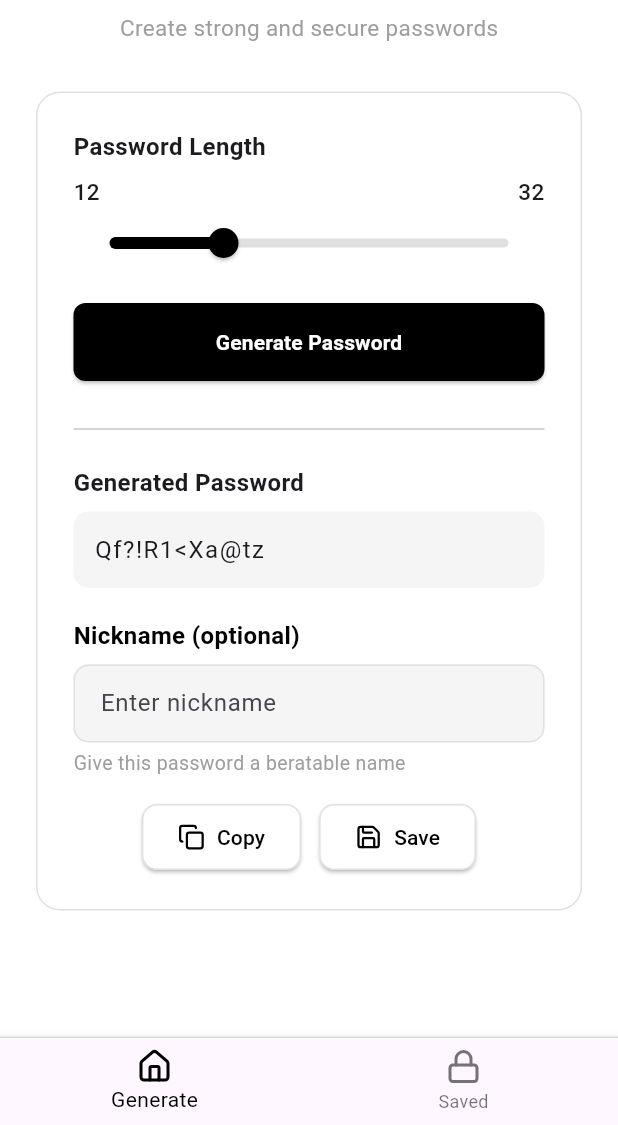
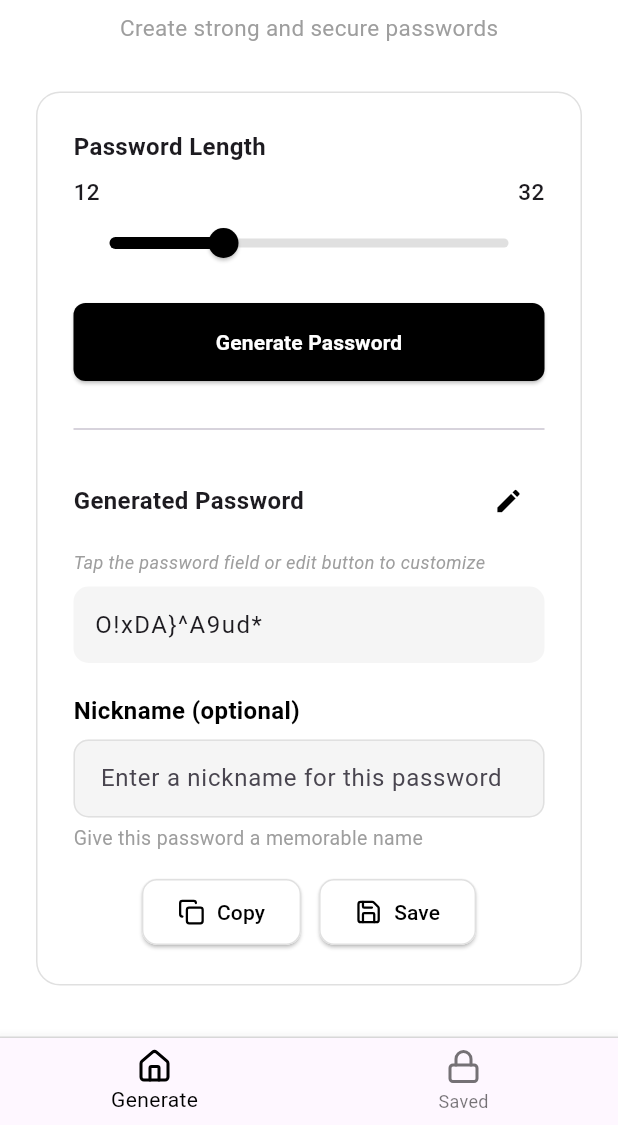
Before and after one commit to Seng209-11-Project/cipher-key, a Flutter app: the screen it shows after launch, after a tap on "Generate Password", on a phone screen of 412 x 824 dp, the part 111-1236 px from its top. Run offline on Flutter 3.47's test engine with Material 3 defaults, Android fonts, the phone set to English and light mode, and no system bars; our stand-ins replace lucide_icons.

Commit message:
Password_generator
on copy and save buttons added protein bars, generator password button can really generate now and password can be changeable by hand

```diff
--- /dev/null
+++ b/password_generator/lib/core/constants/app_constants.dart
@@ -0,0 +1,15 @@
+class AppConstants {
+  static const String appName = 'Password Generator';
+  static const String appDescription = 'Create strong and secure passwords';
+
+  // Password generation constants
+  static const int minPasswordLength = 4;
+  static const int maxPasswordLength = 32;
+  static const int defaultPasswordLength = 12;
+
+  // Character sets
+  static const String lowercaseChars = 'abcdefghijklmnopqrstuvwxyz';
+  static const String uppercaseChars = 'ABCDEFGHIJKLMNOPQRSTUVWXYZ';
+  static const String numberChars = '0123456789';
+  static const String symbolChars = '!@#\$%^&*()_-+=<>?/[]{}|';
+}
--- /dev/null
+++ b/password_generator/lib/core/utils/password_generator.dart
@@ -0,0 +1,108 @@
+import 'dart:math';
+import '../constants/app_constants.dart';
+
+class PasswordGenerator {
+  static final Random _random = Random();
+
+  static String generateRandomPassword(int length) {
+    final List<String> allCharacters = [
+      ...AppConstants.lowercaseChars.split(''),
+      ...AppConstants.uppercaseChars.split(''),
+      ...AppConstants.numberChars.split(''),
+      ...AppConstants.symbolChars.split('')
+    ];
+
+    String password = '';
+    List<String> lastTwoChars = ['', ''];
+
+    for (int i = 0; i < length; i++) {
+      String newChar;
+      bool isValid = false;
+      int attempts = 0;
+
+      while (!isValid && attempts < 100) {
+        newChar = allCharacters[_random.nextInt(allCharacters.length)];
+
+        // Rule 1: No 3 same characters in a row
+        if (lastTwoChars[0] == newChar && lastTwoChars[1] == newChar) {
+          attempts++;
+          continue;
+        }
+
+        // Rule 2: No 3 same character types in a row
+        if (lastTwoChars[0].isNotEmpty && lastTwoChars[1].isNotEmpty) {
+          String charType1 = _getCharType(lastTwoChars[0]);
+          String charType2 = _getCharType(lastTwoChars[1]);
+          String newCharType = _getCharType(newChar);
+
+          if (charType1 == charType2 && charType2 == newCharType) {
+            attempts++;
+            continue;
+          }
+        }
+
+        isValid = true;
+        password += newChar;
+
+        // Update last two characters
+        if (lastTwoChars[0].isEmpty) {
+          lastTwoChars[0] = newChar;
+        } else if (lastTwoChars[1].isEmpty) {
+          lastTwoChars[1] = newChar;
+        } else {
+          lastTwoChars[0] = lastTwoChars[1];
+          lastTwoChars[1] = newChar;
+        }
+      }
+
+      if (!isValid) {
+        newChar = _getFallbackChar(password);
+        password += newChar;
+
+        if (lastTwoChars[0].isEmpty) {
+          lastTwoChars[0] = newChar;
+        } else if (lastTwoChars[1].isEmpty) {
+          lastTwoChars[1] = newChar;
+        } else {
+          lastTwoChars[0] = lastTwoChars[1];
+          lastTwoChars[1] = newChar;
+        }
+      }
+    }
+
+    return password;
+  }
+
+  static String _getCharType(String char) {
+    if (AppConstants.lowercaseChars.contains(char)) return 'lowercase';
+    if (AppConstants.uppercaseChars.contains(char)) return 'uppercase';
+    if (AppConstants.numberChars.contains(char)) return 'number';
+    return 'symbol';
+  }
+
+  static String _getFallbackChar(String currentPassword) {
+    int lowerCount = 0, upperCount = 0, numberCount = 0, symbolCount = 0;
+
+    for (int i = 0; i < currentPassword.length; i++) {
+      String char = currentPassword[i];
+      String type = _getCharType(char);
+
+      switch (type) {
+        case 'lowercase': lowerCount++; break;
+        case 'uppercase': upperCount++; break;
+        case 'number': numberCount++; break;
+        case 'symbol': symbolCount++; break;
+      }
+    }
+
+    List<Map<String, dynamic>> counts = [
+      {'type': 'lowercase', 'count': lowerCount, 'chars': AppConstants.lowercaseChars},
+      {'type': 'uppercase', 'count': upperCount, 'chars': AppConstants.uppercaseChars},
+      {'type': 'number', 'count': numberCount, 'chars': AppConstants.numberChars},
+      {'type': 'symbol', 'count': symbolCount, 'chars': AppConstants.symbolChars},
+    ];
+
+    counts.sort((a, b) => a['count'].compareTo(b['count']));
+    return counts[0]['chars'][_random.nextInt(counts[0]['chars'].length)];
+  }
+}
--- /dev/null
+++ b/password_generator/lib/features/password_generator/domain/models/password_model.dart
@@ -0,0 +1,22 @@
+class PasswordModel {
+  final String password;
+  final String? nickname;
+  final DateTime createdAt;
+
+  PasswordModel({
+    required this.password,
+    this.nickname,
+    DateTime? createdAt,
+  }) : createdAt = createdAt ?? DateTime.now();
+
+  PasswordModel copyWith({
+    String? password,
+    String? nickname,
+  }) {
+    return PasswordModel(
+      password: password ?? this.password,
+      nickname: nickname ?? this.nickname,
+      createdAt: createdAt,
+    );
+  }
+}
--- /dev/null
+++ b/password_generator/lib/features/password_generator/presentation/pages/password_generator_page.dart
@@ -0,0 +1,119 @@
+import 'package:flutter/material.dart';
+import 'package:flutter/services.dart';
+import 'package:password_generator/core/utils/password_generator.dart';
+import 'package:password_generator/shared/widgets/app_navigation_bar.dart';
+import '../widgets/generated_section.dart';
+import '../widgets/password_length_slider.dart';
+import '../widgets/generate_password_button.dart';
+
+class PasswordGeneratorPage extends StatefulWidget {
+  const PasswordGeneratorPage({super.key});
+
+  @override
+  State<PasswordGeneratorPage> createState() => _PasswordGeneratorPageState();
+}
+
+class _PasswordGeneratorPageState extends State<PasswordGeneratorPage> {
+  double passwordLength = 12;
+  bool showGeneratedSection = false;
+  String generatedPassword = "Qf?!R1<Xa@tz";
+  final TextEditingController nicknameController = TextEditingController();
+
+  void _generatePassword() {
+    final int length = passwordLength.toInt();
+    final String newPassword = PasswordGenerator.generateRandomPassword(length);
+    setState(() {
+      generatedPassword = newPassword;
+      showGeneratedSection = true;
+    });
+  }
+
+  void _copyPassword() {
+    Clipboard.setData(ClipboardData(text: generatedPassword));
+    // Protein bar will be called from shared widget
+  }
+
+  void _savePassword() {
+    // Protein bar will be called from shared widget
+    nicknameController.clear();
+  }
+
+  void _onPasswordChanged(String newPassword) {
+    setState(() {
+      generatedPassword = newPassword;
+    });
+  }
+
+  @override
+  Widget build(BuildContext context) {
+    return Scaffold(
+      backgroundColor: Colors.white,
+      bottomNavigationBar: const AppNavigationBar(),
+      body: SafeArea(
+        child: SingleChildScrollView(
+          child: Center(
+            child: Padding(
+              padding: const EdgeInsets.symmetric(horizontal: 24, vertical: 20),
+              child: Column(
+                mainAxisAlignment: MainAxisAlignment.start,
+                children: [
+                  const SizedBox(height: 20),
+                  const Text(
+                    "Password Generator",
+                    style: TextStyle(
+                      fontSize: 24,
+                      fontWeight: FontWeight.w600,
+                      color: Colors.black,
+                    ),
+                  ),
+                  const SizedBox(height: 8),
+                  const Text(
+                    "Create strong and secure passwords",
+                    style: TextStyle(
+                      fontSize: 15,
+                      color: Colors.grey,
+                    ),
+                  ),
+                  const SizedBox(height: 32),
+                  Container(
+                    padding: const EdgeInsets.all(24),
+                    decoration: BoxDecoration(
+                      borderRadius: BorderRadius.circular(16),
+                      border: Border.all(color: Colors.grey.shade300),
+                      color: Colors.white,
+                    ),
+                    child: Column(
+                      crossAxisAlignment: CrossAxisAlignment.stretch,
+                      mainAxisSize: MainAxisSize.min,
+                      children: [
+                        PasswordLengthSlider(
+                          value: passwordLength,
+                          onChanged: (value) {
+                            setState(() => passwordLength = value);
+                          },
+                        ),
+                        const SizedBox(height: 16),
+                        GeneratePasswordButton(
+                          onPressed: _generatePassword,
+                        ),
+                        if (showGeneratedSection)
+                          GeneratedSection(
+                            password: generatedPassword,
+                            onCopy: _copyPassword,
+                            onSave: _savePassword,
+                            nicknameController: nicknameController,
+                            onPasswordChanged: _onPasswordChanged,
+                          ),
+                      ],
+                    ),
+                  ),
+                  const SizedBox(height: 20),
+                ],
+              ),
+            ),
+          ),
+        ),
+      ),
+    );
+  }
+}
--- /dev/null
+++ b/password_generator/lib/features/password_generator/presentation/widgets/generate_password_button.dart
@@ -0,0 +1,29 @@
+import 'package:flutter/material.dart';
+
+class GeneratePasswordButton extends StatelessWidget {
+  final VoidCallback onPressed;
+
+  const GeneratePasswordButton({
+    super.key,
+    required this.onPressed,
+  });
+
+  @override
+  Widget build(BuildContext context) {
+    return ElevatedButton(
+      style: ElevatedButton.styleFrom(
+        backgroundColor: Colors.black,
+        foregroundColor: Colors.white,
+        shape: RoundedRectangleBorder(
+          borderRadius: BorderRadius.circular(8),
+        ),
+        padding: const EdgeInsets.symmetric(vertical: 16),
+      ),
+      onPressed: onPressed,
+      child: const Text(
+        "Generate Password",
+        style: TextStyle(fontWeight: FontWeight.w600),
+      ),
+    );
+  }
+}
--- /dev/null
+++ b/password_generator/lib/features/password_generator/presentation/widgets/generated_section.dart
@@ -0,0 +1,245 @@
+import 'package:flutter/material.dart';
+import 'package:lucide_icons/lucide_icons.dart';
+import 'package:password_generator/shared/widgets/protein_bar.dart';
+
+class GeneratedSection extends StatefulWidget {
+  final String password;
+  final VoidCallback onCopy;
+  final VoidCallback onSave;
+  final TextEditingController nicknameController;
+  final ValueChanged<String> onPasswordChanged;
+
+  const GeneratedSection({
+    super.key,
+    required this.password,
+    required this.onCopy,
+    required this.onSave,
+    required this.nicknameController,
+    required this.onPasswordChanged,
+  });
+
+  @override
+  State<GeneratedSection> createState() => _GeneratedSectionState();
+}
+
+class _GeneratedSectionState extends State<GeneratedSection> {
+  late TextEditingController _passwordController;
+  bool _isEditing = false;
+
+  @override
+  void initState() {
+    super.initState();
+    _passwordController = TextEditingController(text: widget.password);
+  }
+
+  @override
+  void didUpdateWidget(GeneratedSection oldWidget) {
+    super.didUpdateWidget(oldWidget);
+    if (widget.password != oldWidget.password && !_isEditing) {
+      _passwordController.text = widget.password;
+    }
+  }
+
+  @override
+  void dispose() {
+    _passwordController.dispose();
+    super.dispose();
+  }
+
+  void _toggleEdit() {
+    setState(() {
+      _isEditing = !_isEditing;
+      if (!_isEditing) {
+        widget.onPasswordChanged(_passwordController.text);
+      }
+    });
+  }
+
+  void _handleCopy() {
+    widget.onCopy();
+    proteinBarM(context, "Copied Password", icon: Icons.check_outlined);
+  }
+
+  void _handleSave() {
+    widget.onSave();
+    proteinBarM(context, "Password Saved!", icon: Icons.check_outlined);
+  }
+
+  @override
+  Widget build(BuildContext context) {
+    return Column(
+      crossAxisAlignment: CrossAxisAlignment.stretch,
+      children: [
+        const SizedBox(height: 24),
+        const Divider(),
+        const SizedBox(height: 16),
+        Row(
+          mainAxisAlignment: MainAxisAlignment.spaceBetween,
+          children: [
+            const Text(
+              "Generated Password",
+              style: TextStyle(
+                fontSize: 16,
+                fontWeight: FontWeight.w600,
+              ),
+            ),
+            IconButton(
+              onPressed: _toggleEdit,
+              icon: Icon(
+                _isEditing ? Icons.check : Icons.edit,
+                size: 20,
+                color: Colors.black,
+              ),
+              padding: EdgeInsets.zero,
+              constraints: const BoxConstraints(),
+            ),
+          ],
+        ),
+        const SizedBox(height: 8),
+
+        if (!_isEditing) ...[
+          const Text(
+            "Tap the password field or edit button to customize",
+            style: TextStyle(
+              fontSize: 12,
+              color: Colors.grey,
+              fontStyle: FontStyle.italic,
+            ),
+          ),
+          const SizedBox(height: 8),
+        ],
+
+        Container(
+          padding: const EdgeInsets.all(14),
+          decoration: BoxDecoration(
+            color: Colors.grey.shade100,
+            borderRadius: BorderRadius.circular(10),
+          ),
+          child: _isEditing
+              ? TextField(
+            controller: _passwordController,
+            style: const TextStyle(
+              fontSize: 16,
+              letterSpacing: 1,
+            ),
+            maxLines: 1,
+            decoration: const InputDecoration(
+              isDense: true,
+              border: InputBorder.none,
+              contentPadding: EdgeInsets.zero,
+            ),
+            onChanged: widget.onPasswordChanged,
+          )
+              : GestureDetector(
+            onTap: _toggleEdit,
+            child: Text(
+              _passwordController.text,
+              style: const TextStyle(
+                fontSize: 16,
+                letterSpacing: 1,
+              ),
+            ),
+          ),
+        ),
+
+        if (_isEditing) ...[
+          const SizedBox(height: 8),
+          const Text(
+            "Editing mode - Click ✓ to save changes",
+            style: TextStyle(
+              fontSize: 12,
+              color: Colors.grey,
+              fontStyle: FontStyle.italic,
+            ),
+          ),
+        ],
+
+        const SizedBox(height: 20),
+        const Text(
+          "Nickname (optional)",
+          style: TextStyle(
+            fontSize: 16,
+            fontWeight: FontWeight.w600,
+            color: Colors.black,
+          ),
+        ),
+        const SizedBox(height: 8),
+        TextField(
+          controller: widget.nicknameController,
+          decoration: InputDecoration(
+            hintText: "Enter a nickname for this password",
+            filled: true,
+            fillColor: Colors.grey.shade100,
+            contentPadding: const EdgeInsets.symmetric(
+              horizontal: 14,
+              vertical: 14,
+            ),
+            border: OutlineInputBorder(
+              borderRadius: BorderRadius.circular(10),
+              borderSide: BorderSide(
+                color: Colors.grey.shade300,
+                width: 1,
+              ),
+            ),
+            enabledBorder: OutlineInputBorder(
+              borderRadius: BorderRadius.circular(10),
+              borderSide: BorderSide(
+                color: Colors.grey.shade300,
+                width: 1,
+              ),
+            ),
+          ),
+        ),
+        const SizedBox(height: 4),
+        const Text(
+          "Give this password a memorable name",
+          style: TextStyle(
+            fontSize: 13,
+            color: Colors.grey,
+          ),
+        ),
+        const SizedBox(height: 16),
+        Row(
+          mainAxisAlignment: MainAxisAlignment.center,
+          children: [
+            ElevatedButton.icon(
+              onPressed: _handleCopy,
+              icon: const Icon(LucideIcons.copy, size: 18),
+              label: const Text("Copy"),
+              style: ElevatedButton.styleFrom(
+                backgroundColor: Colors.white,
+                foregroundColor: Colors.black,
+                side: BorderSide(color: Colors.grey.shade300),
+                shape: RoundedRectangleBorder(
+                  borderRadius: BorderRadius.circular(10),
+                ),
+                padding: const EdgeInsets.symmetric(
+                  horizontal: 24,
+                  vertical: 12,
+                ),
+              ),
+            ),
+            const SizedBox(width: 12),
+            ElevatedButton.icon(
+              onPressed: _handleSave,
+              icon: const Icon(LucideIcons.save, size: 18),
+              label: const Text("Save"),
+              style: ElevatedButton.styleFrom(
+                backgroundColor: Colors.white,
+                foregroundColor: Colors.black,
+                side: BorderSide(color: Colors.grey.shade300),
+                shape: RoundedRectangleBorder(
+                  borderRadius: BorderRadius.circular(10),
+                ),
+                padding: const EdgeInsets.symmetric(
+                  horizontal: 24,
+                  vertical: 12,
+                ),
+              ),
+            ),
+          ],
+        ),
+      ],
+    );
+  }
+}
--- /dev/null
+++ b/password_generator/lib/features/password_generator/presentation/widgets/password_length_slider.dart
@@ -0,0 +1,65 @@
+import 'package:flutter/material.dart';
+import 'package:password_generator/core/constants/app_constants.dart';
+
+class PasswordLengthSlider extends StatelessWidget {
+  final double value;
+  final ValueChanged<double> onChanged;
+
+  const PasswordLengthSlider({
+    super.key,
+    required this.value,
+    required this.onChanged,
+  });
+
+  @override
+  Widget build(BuildContext context) {
+    return Column(
+      crossAxisAlignment: CrossAxisAlignment.start,
+      children: [
+        const Text(
+          "Password Length",
+          style: TextStyle(
+            fontSize: 16,
+            fontWeight: FontWeight.w600,
+          ),
+        ),
+        const SizedBox(height: 8),
+        Row(
+          mainAxisAlignment: MainAxisAlignment.spaceBetween,
+          children: [
+            Text(
+              value.toInt().toString(),
+              style: const TextStyle(
+                fontWeight: FontWeight.w500,
+                fontSize: 15,
+              ),
+            ),
+            Text(
+              AppConstants.maxPasswordLength.toString(), // ✅ Burada sorun yok
+              style: const TextStyle(
+                fontWeight: FontWeight.w500,
+                fontSize: 15,
+              ),
+            ),
+          ],
+        ),
+        SliderTheme(
+          data: SliderTheme.of(context).copyWith(
+            trackHeight: 6,
+            thumbShape: const RoundSliderThumbShape(
+              enabledThumbRadius: 10,
+            ),
+          ),
+          child: Slider(
+            value: value,
+            min: AppConstants.minPasswordLength.toDouble(),
+            max: AppConstants.maxPasswordLength.toDouble(),
+            activeColor: Colors.black,
+            inactiveColor: Colors.grey.shade300,
+            onChanged: onChanged,
+          ),
+        ),
+      ],
+    );
+  }
+}
--- a/password_generator/lib/main.dart
+++ b/password_generator/lib/main.dart
@@ -1,5 +1,5 @@
 import 'package:flutter/material.dart';
-import 'package:password_generator/pages/password_generator_page.dart';
+import 'package:password_generator/features/password_generator/presentation/pages/password_generator_page.dart';
 
 void main() {
   runApp(const PasswordGeneratorApp());
--- /dev/null
+++ b/password_generator/lib/shared/widgets/app_navigation_bar.dart
@@ -0,0 +1,54 @@
+import 'package:flutter/material.dart';
+import 'package:lucide_icons/lucide_icons.dart';
+
+class AppNavigationBar extends StatefulWidget {
+  const AppNavigationBar({super.key});
+
+  @override
+  State<AppNavigationBar> createState() => _AppNavigationBarState();
+}
+
+class _AppNavigationBarState extends State<AppNavigationBar> {
+  int _selectedIndex = 0;
+
+  @override
+  Widget build(BuildContext context) {
+    return Container(
+        decoration: BoxDecoration(
+            border: Border(
+                top: BorderSide(
+                    color: Colors.black12,
+                    width: 1
+                )
+            )
+        ),
+        child: Theme(
+            data: Theme.of(context).copyWith(
+              splashColor: Colors.transparent,
+              highlightColor: Colors.transparent,
+              hoverColor: Colors.transparent,
+              splashFactory: NoSplash.splashFactory,
+            ),
+            child: BottomNavigationBar(
+              items: const [
+                BottomNavigationBarItem(
+                  icon: Icon(LucideIcons.home),
+                  label: 'Generate',
+                ),
+                BottomNavigationBarItem(
+                  icon: Icon(LucideIcons.lock),
+                  label: 'Saved',
+                ),
+              ],
+              selectedItemColor: Colors.black,
+              currentIndex: _selectedIndex,
+              onTap: (int index) {
+                setState(() {
+                  _selectedIndex = index;
+                });
+              },
+            )
+        )
+    );
+  }
+}
--- /dev/null
+++ b/password_generator/lib/shared/widgets/protein_bar.dart
@@ -0,0 +1,65 @@
+import 'package:flutter/material.dart';
+
+void proteinBarM(
+    BuildContext context,
+    String message, {
+      IconData? icon,
+      Color backgroundColor = Colors.black87,
+      Color iconColor = Colors.blueGrey,
+      int duration = 3,
+    }) {
+  final overlay = Overlay.of(context);
+  late OverlayEntry overlayEntry;
+
+  overlayEntry = OverlayEntry(
+      builder: (context) => Align(
+        alignment: Alignment.bottomCenter,
+        child: Padding(
+          padding: EdgeInsets.only(
+            bottom: MediaQuery.of(context).viewInsets.bottom > 0.0
+                ? MediaQuery.of(context).viewInsets.bottom + MediaQuery.of(context).size.height * 0.05
+                : MediaQuery.of(context).size.height * 0.125,
+          ),
+          child: GestureDetector(
+            onVerticalDragEnd: (details) {
+              if (details.velocity.pixelsPerSecond.dy > 0) {
+                overlayEntry.remove();
+              }
+            },
+            child: Material(
+              color: Colors.transparent,
+              child: Container(
+                padding: const EdgeInsets.symmetric(horizontal: 16, vertical: 12),
+                decoration: BoxDecoration(
+                  color: backgroundColor,
+                  borderRadius: BorderRadius.circular(500),
+                ),
+                child: Row(
+                  mainAxisSize: MainAxisSize.min,
+                  mainAxisAlignment: MainAxisAlignment.center,
+                  children: [
+                    if (icon != null) ...[
+                      Icon(icon, color: iconColor, size: 18),
+                      const SizedBox(width: 6),
+                    ],
+                    Text(
+                      message,
+                      style: const TextStyle(fontSize: 14),
+                    ),
+                  ],
+                ),
+              ),
+            ),
+          ),
+        ),
+      )
+  );
+
+  overlay.insert(overlayEntry);
+
+  Future.delayed(Duration(seconds: duration), () {
+    if (overlayEntry.mounted) {
+      overlayEntry.remove();
+    }
+  });
+}
```
Also changed, not shown: password_generator/lib/shared/styles/app_colors.dart (added).
